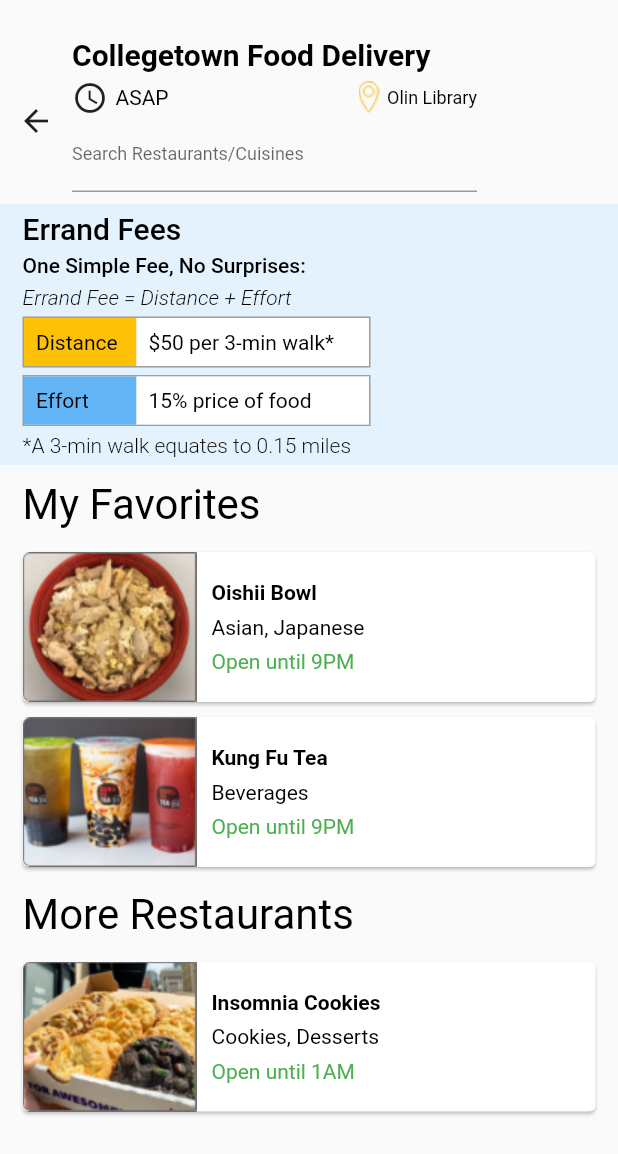
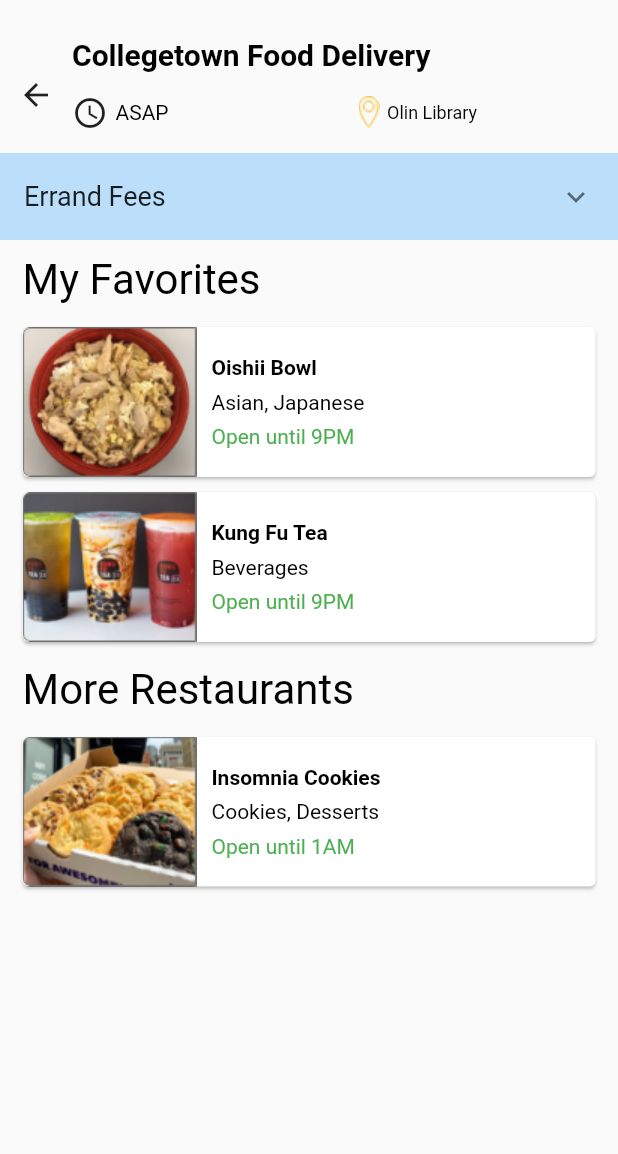
Before and after one commit to samikshro/Omnibee, a Flutter app: the CtownDelivery screen opened by its route, on a phone screen of 412 x 824 dp. Shown: the top 1154 px of the screen. Run offline on Flutter 3.47's test engine with Material 2 defaults, Android fonts, the phone set to English and light mode, and no system bars; missing offline and left inert: custom_switch.

Commit message:
errand fee dropdown

```diff
--- a/Henfam/lib/pages/explore/ctownDeliveryHeader.dart
+++ b/Henfam/lib/pages/explore/ctownDeliveryHeader.dart
@@ -23,7 +23,7 @@ class CtownDeliveryHeader extends StatelessWidget {
             ),
           ),
           Padding(
-            padding: const EdgeInsets.only(top: 5),
+            padding: const EdgeInsets.symmetric(vertical: 15),
             child: Row(
               mainAxisAlignment: MainAxisAlignment.spaceBetween,
               children: <Widget>[
@@ -32,15 +32,6 @@ class CtownDeliveryHeader extends StatelessWidget {
               ],
             ),
           ),
-          Padding(
-            padding: const EdgeInsets.only(bottom: 8.0),
-            child: TextFormField(
-              decoration: InputDecoration(
-                labelText: 'Search Restaurants/Cuisines',
-              ),
-              style: TextStyle(fontSize: 12),
-            ),
-          )
         ],
       ),
     );
--- a/Henfam/lib/pages/explore/errandFee.dart
+++ b/Henfam/lib/pages/explore/errandFee.dart
@@ -4,6 +4,14 @@ class ErrandFee extends StatelessWidget {
   @override
   Widget build(BuildContext context) {
     return Container(
+      color: Colors.blue[100],
+      child: ExpansionTile(
+        title: Text(
+          "Errand Fees",
+          style: TextStyle(fontSize: 18),
+        ),
+        children: <Widget>[
+          Container(
             padding: EdgeInsets.only(left: 15),
             width: double.infinity,
             color: Colors.blue[50],
@@ -11,14 +19,7 @@ class ErrandFee extends StatelessWidget {
               crossAxisAlignment: CrossAxisAlignment.start,
               children: <Widget>[
                 Padding(
-            padding: const EdgeInsets.symmetric(vertical: 5),
-            child: Text(
-              'Errand Fees',
-              style: TextStyle(
-                fontSize: 20,
-                fontWeight: FontWeight.w500,
-              ),
-            ),
+                  padding: EdgeInsets.only(bottom: 5),
                 ),
                 Text(
                   'One Simple Fee, No Surprises:',
@@ -112,6 +113,9 @@ class ErrandFee extends StatelessWidget {
                 ),
               ],
             ),
+          ),
+        ],
+      ),
     );
   }
 }
```
Also changed, not shown: Henfam/pubspec.lock. Lines whose indentation alone changed are shown as unchanged.
